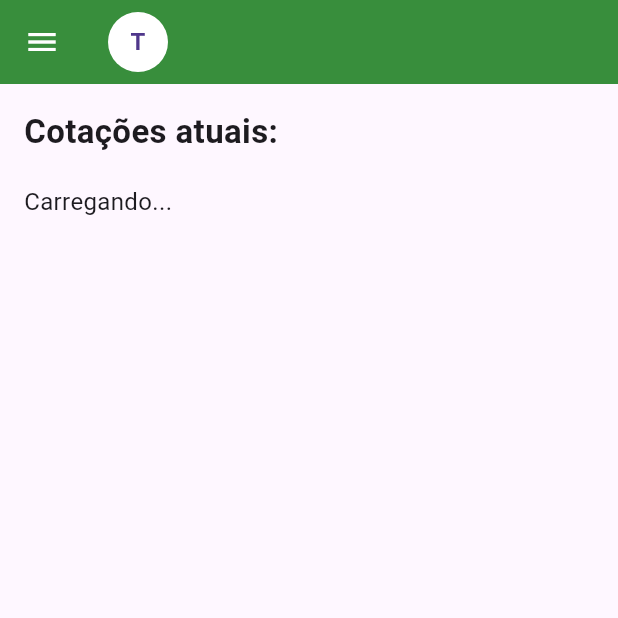
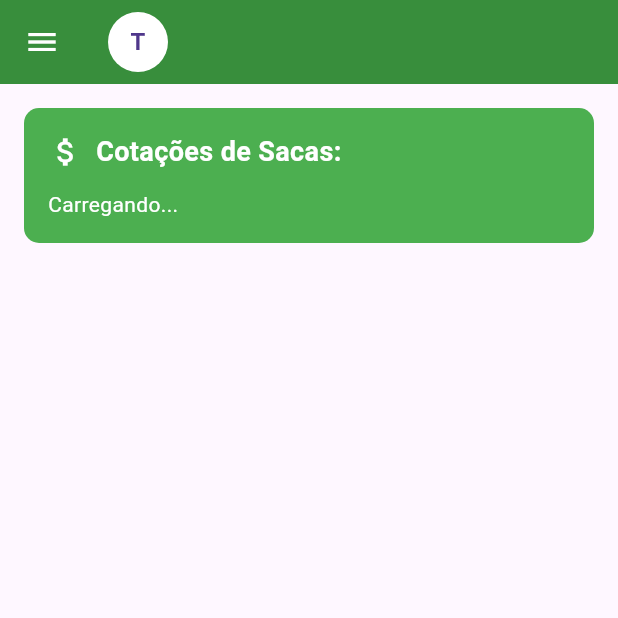
Before and after one commit to samuel-portela/projeto_agronegocio, a Flutter app: the PrecosSacasScreen screen opened by its route, on a phone screen of 412 x 824 dp, the top half of it. Run offline on Flutter 3.47's test engine with Material 3 defaults, Android fonts, the phone set to English and light mode, and no system bars; drawn by our look-alikes of flutter_markdown; our stand-ins replace google_maps_flutter, shared_preferences, weather_icons; accounts and stored records are empty; network calls fail.

Commit message:
feat: update bullets/container card

```diff
--- a/lib/screens/precossacas_screen.dart
+++ b/lib/screens/precossacas_screen.dart
@@ -13,7 +13,6 @@ class PrecosSacasScreen extends StatefulWidget {
 
 class _PrecosSacasScreenState extends State<PrecosSacasScreen> {
   final controller = PrecossacasController();
-
   String precoSacas = 'Carregando...';
 
   @override
@@ -32,6 +31,25 @@ class _PrecosSacasScreenState extends State<PrecosSacasScreen> {
     });
   }
 
+  bool temMarkdown(String texto) {
+    return texto.contains('*') || texto.contains('- ') || texto.contains('#') || texto.contains('\n');
+  }
+
+  Widget renderTexto(String texto, BuildContext context) {
+    return temMarkdown(texto)
+        ? MarkdownBody(
+            data: texto,
+            styleSheet: MarkdownStyleSheet.fromTheme(Theme.of(context)).copyWith(
+              p: const TextStyle(color: Colors.white),
+              listBullet: const TextStyle(color: Colors.white), // bullets brancos
+            ),
+          )
+        : Text(
+            texto,
+            style: const TextStyle(color: Colors.white),
+          );
+  }
+
   @override
   Widget build(BuildContext context) {
     return Scaffold(
@@ -41,23 +59,33 @@ class _PrecosSacasScreenState extends State<PrecosSacasScreen> {
         padding: const EdgeInsets.all(16.0),
         child: SingleChildScrollView(
           child: Column(
-            crossAxisAlignment: CrossAxisAlignment.start,
             children: [
-              const Text(
-                'Cotações atuais:',
-                style: TextStyle(fontSize: 22, fontWeight: FontWeight.bold),
-              ),
-              const SizedBox(height: 20),
-              MarkdownBody(
-                data: precoSacas,
-                styleSheet: MarkdownStyleSheet(
-                  p: const TextStyle(fontSize: 16),
-                  h2: const TextStyle(
-                    fontSize: 18,
-                    fontWeight: FontWeight.bold,
-                  ),
-                  strong: const TextStyle(fontWeight: FontWeight.bold),
-                  listBullet: const TextStyle(fontSize: 16),
+              Container(
+                padding: const EdgeInsets.all(16),
+                decoration: BoxDecoration(
+                  color: Colors.green,
+                  borderRadius: BorderRadius.circular(10),
+                ),
+                child: Column(
+                  crossAxisAlignment: CrossAxisAlignment.start,
+                  children: [
+                    Row(
+                      children: const [
+                        Icon(Icons.attach_money, color: Colors.white),
+                        SizedBox(width: 8),
+                        Text(
+                          'Cotações de Sacas:',
+                          style: TextStyle(
+                            fontWeight: FontWeight.bold,
+                            color: Colors.white,
+                            fontSize: 18,
+                          ),
+                        ),
+                      ],
+                    ),
+                    const SizedBox(height: 12),
+                    renderTexto(precoSacas, context),
+                  ],
                 ),
               ),
             ],
--- a/lib/screens/tela_plantacao.dart
+++ b/lib/screens/tela_plantacao.dart
@@ -63,13 +63,13 @@ class _AgroScreenState extends State<AgroScreen> {
       ? MarkdownBody(
           data: texto,
           styleSheet: MarkdownStyleSheet.fromTheme(Theme.of(context)).copyWith(
-              p: TextStyle(color: Colors.white),
+            p: const TextStyle(color: Colors.white),
+            listBullet: const TextStyle(color: Colors.white),
           ),
         )
       : Text(
           texto,
-            style: TextStyle(color: Colors.white),
-            softWrap: true,
+          style: const TextStyle(color: Colors.white),
         );
   }
 
```
Lines whose indentation alone changed are shown as unchanged.
